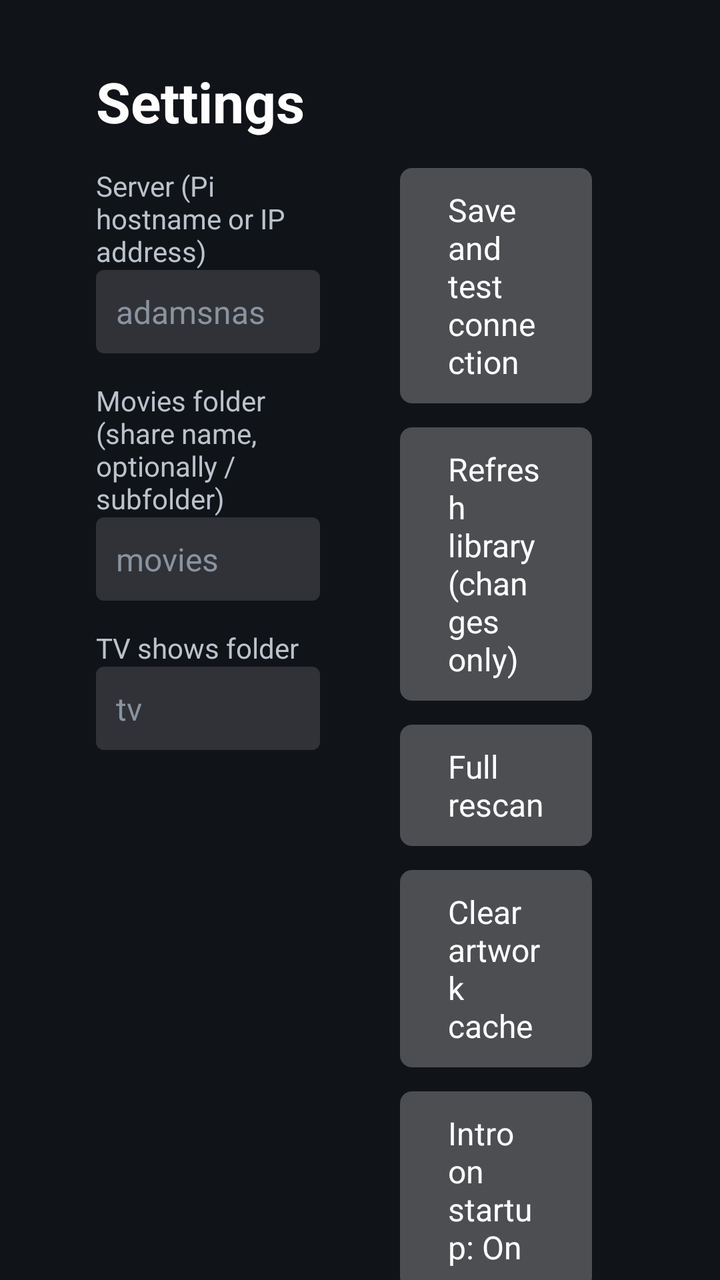
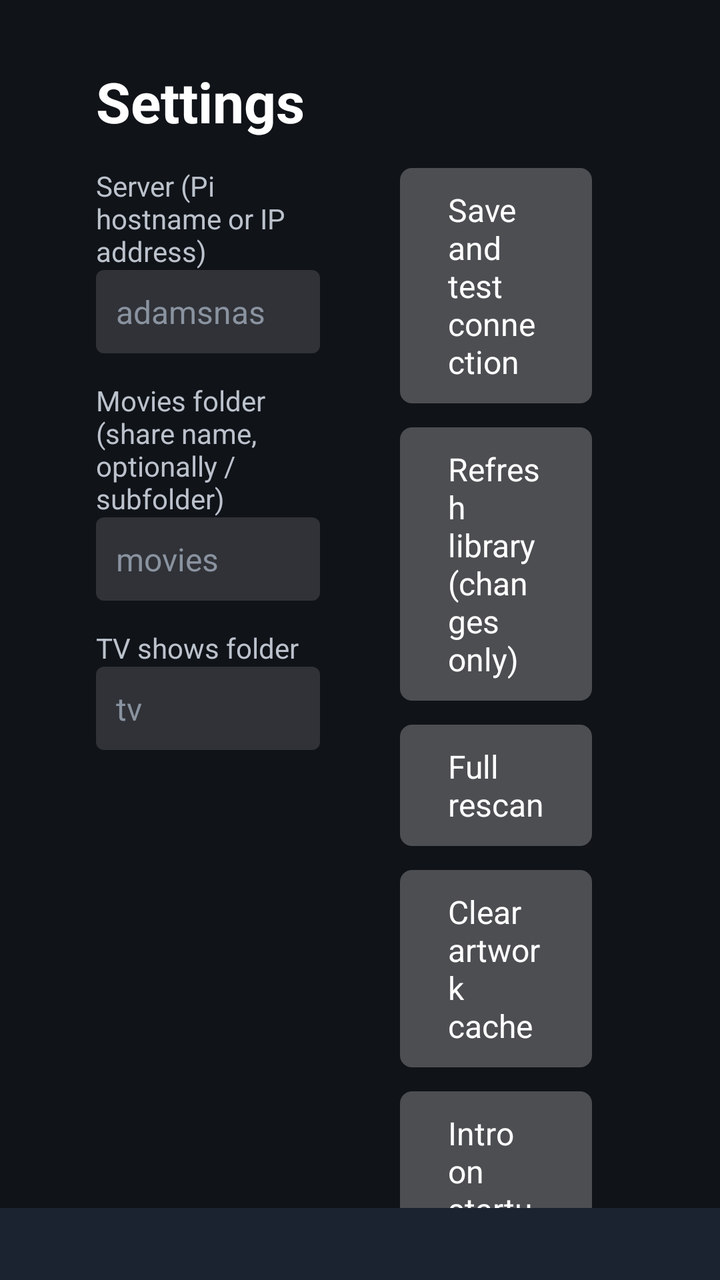

An Android layout rendered at two revisions. The XML below is the earlier revision; the diff shows what the commit changed to produce the second picture.
<!-- AndroidManifest.xml: application theme Theme.RandyFlix -->
<!-- res/layout/activity_settings.xml -->
<?xml version="1.0" encoding="utf-8"?>
<ScrollView xmlns:android="http://schemas.android.com/apk/res/android"
    android:layout_width="match_parent"
    android:layout_height="match_parent"
    android:background="@color/bg">

    <LinearLayout
        android:layout_width="match_parent"
        android:layout_height="wrap_content"
        android:orientation="horizontal"
        android:paddingLeft="48dp"
        android:paddingTop="32dp"
        android:paddingRight="48dp"
        android:paddingBottom="32dp">

        <LinearLayout
            android:layout_width="0dp"
            android:layout_height="wrap_content"
            android:layout_weight="1"
            android:orientation="vertical">

            <TextView
                android:layout_width="wrap_content"
                android:layout_height="wrap_content"
                android:text="Settings"
                android:textColor="@color/text_primary"
                android:textSize="28sp"
                android:textStyle="bold" />

            <TextView style="@style/FieldLabel" android:text="Server (Pi hostname or IP address)" />
            <EditText android:id="@+id/host" style="@style/Field" android:hint="adamsnas" />

            <TextView style="@style/FieldLabel" android:text="Movies folder (share name, optionally /subfolder)" />
            <EditText android:id="@+id/movies" style="@style/Field" android:hint="movies" />

            <TextView style="@style/FieldLabel" android:text="TV shows folder" />
            <EditText android:id="@+id/tv" style="@style/Field" android:hint="tv" />
        </LinearLayout>

        <LinearLayout
            android:layout_width="0dp"
            android:layout_height="wrap_content"
            android:layout_marginStart="40dp"
            android:layout_weight="1"
            android:orientation="vertical"
            android:paddingTop="52dp">

            <Button android:id="@+id/save" style="@style/TvButton" android:layout_marginBottom="12dp" android:text="Save and test connection" />
            <Button android:id="@+id/refresh" style="@style/TvButton" android:layout_marginBottom="12dp" android:text="Refresh library (changes only)" />
            <Button android:id="@+id/full" style="@style/TvButton" android:layout_marginBottom="12dp" android:text="Full rescan" />
            <Button android:id="@+id/clear_images" style="@style/TvButton" android:layout_marginBottom="12dp" android:text="Clear artwork cache" />
            <Button android:id="@+id/intro" style="@style/TvButton" android:layout_marginBottom="12dp" android:text="Intro on startup: On" />

            <TextView
                android:id="@+id/status"
                android:layout_width="match_parent"
                android:layout_height="wrap_content"
                android:layout_marginTop="12dp"
                android:textColor="@color/text_secondary"
                android:textSize="15sp" />

            <TextView
                android:id="@+id/version"
                android:layout_width="wrap_content"
                android:layout_height="wrap_content"
                android:layout_marginTop="20dp"
                android:textColor="@color/text_dim"
                android:textSize="12sp" />
        </LinearLayout>
    </LinearLayout>
</ScrollView>
<!-- resources referenced by this layout -->
<resources>
  <color name="bg">#FF101318</color>
  <color name="text_dim">#FF8A93A0</color>
  <color name="text_primary">#FFFFFFFF</color>
  <color name="text_secondary">#FFBBC2CC</color>
  <style name="Field">
          <item name="android:layout_width">match_parent</item>
          <item name="android:layout_height">wrap_content</item>
          <item name="android:background">@drawable/field_bg</item>
          <item name="android:padding">10dp</item>
          <item name="android:textColor">@color/text_primary</item>
          <item name="android:textColorHint">@color/text_dim</item>
          <item name="android:textSize">16sp</item>
          <item name="android:singleLine">true</item>
          <item name="android:inputType">text</item>
      </style>
  <style name="FieldLabel">
          <item name="android:layout_width">match_parent</item>
          <item name="android:layout_height">wrap_content</item>
          <item name="android:layout_marginTop">14dp</item>
          <item name="android:textColor">@color/text_secondary</item>
          <item name="android:textSize">14sp</item>
      </style>
  <style name="TvButton">
          <item name="android:layout_width">wrap_content</item>
          <item name="android:layout_height">wrap_content</item>
          <item name="android:layout_marginEnd">16dp</item>
          <item name="android:background">@drawable/btn_bg</item>
          <item name="android:textColor">@color/btn_text</item>
          <item name="android:textSize">16sp</item>
          <item name="android:textAllCaps">false</item>
          <item name="android:paddingLeft">24dp</item>
          <item name="android:paddingRight">24dp</item>
          <item name="android:paddingTop">10dp</item>
          <item name="android:paddingBottom">10dp</item>
          <item name="android:minHeight">0dp</item>
          <item name="android:minWidth">0dp</item>
          <item name="android:focusable">true</item>
          <item name="android:stateListAnimator">@null</item>
      </style>
  <style name="Theme.RandyFlix" parent="Theme.Leanback">
          <item name="android:windowBackground">@color/bg</item>
          <item name="android:colorAccent">@color/accent</item>
      </style>
  <!-- drawable field_bg (drawable) -->
  <?xml version="1.0" encoding="utf-8"?>
  <selector xmlns:android="http://schemas.android.com/apk/res/android">
      <item android:state_focused="true">
          <shape android:shape="rectangle">
              <solid android:color="#33FFFFFF" />
              <stroke android:width="2dp" android:color="@color/accent" />
              <corners android:radius="4dp" />
          </shape>
      </item>
      <item>
          <shape android:shape="rectangle">
              <solid android:color="#22FFFFFF" />
              <corners android:radius="4dp" />
          </shape>
      </item>
  </selector>
  <!-- drawable btn_bg (drawable) -->
  <?xml version="1.0" encoding="utf-8"?>
  <selector xmlns:android="http://schemas.android.com/apk/res/android">
      <item android:state_focused="true">
          <shape android:shape="rectangle">
              <solid android:color="@color/accent" />
              <corners android:radius="6dp" />
          </shape>
      </item>
      <item>
          <shape android:shape="rectangle">
              <solid android:color="#40FFFFFF" />
              <corners android:radius="6dp" />
          </shape>
      </item>
  </selector>
  <color name="accent">#FFF5A623</color>
</resources>

<!-- the commit's change to res/layout/activity_settings.xml (unified diff, before → after) -->
@@ -1,8 +1,14 @@
 <?xml version="1.0" encoding="utf-8"?>
-<ScrollView xmlns:android="http://schemas.android.com/apk/res/android"
+<LinearLayout xmlns:android="http://schemas.android.com/apk/res/android"
     android:layout_width="match_parent"
     android:layout_height="match_parent"
-    android:background="@color/bg">
+    android:background="@color/bg"
+    android:orientation="vertical">
+
+<ScrollView
+    android:layout_width="match_parent"
+    android:layout_height="0dp"
+    android:layout_weight="1">
 
     <LinearLayout
         android:layout_width="match_parent"
@@ -42,8 +48,15 @@
             android:layout_height="wrap_content"
             android:layout_marginStart="40dp"
             android:layout_weight="1"
-            android:orientation="vertical"
-            android:paddingTop="52dp">
+            android:orientation="vertical">
+
+            <TextView
+                android:id="@+id/version"
+                android:layout_width="match_parent"
+                android:layout_height="52dp"
+                android:gravity="end|center_vertical"
+                android:textColor="@color/text_dim"
+                android:textSize="12sp" />
 
             <Button android:id="@+id/save" style="@style/TvButton" android:layout_marginBottom="12dp" android:text="Save and test connection" />
             <Button android:id="@+id/refresh" style="@style/TvButton" android:layout_marginBottom="12dp" android:text="Refresh library (changes only)" />
@@ -51,21 +64,24 @@
             <Button android:id="@+id/clear_images" style="@style/TvButton" android:layout_marginBottom="12dp" android:text="Clear artwork cache" />
             <Button android:id="@+id/intro" style="@style/TvButton" android:layout_marginBottom="12dp" android:text="Intro on startup: On" />
 
-            <TextView
-                android:id="@+id/status"
-                android:layout_width="match_parent"
-                android:layout_height="wrap_content"
-                android:layout_marginTop="12dp"
-                android:textColor="@color/text_secondary"
-                android:textSize="15sp" />
-
-            <TextView
-                android:id="@+id/version"
-                android:layout_width="wrap_content"
-                android:layout_height="wrap_content"
-                android:layout_marginTop="20dp"
-                android:textColor="@color/text_dim"
-                android:textSize="12sp" />
         </LinearLayout>
     </LinearLayout>
 </ScrollView>
+
+    
+    <TextView
+        android:id="@+id/status"
+        android:layout_width="match_parent"
+        android:layout_height="wrap_content"
+        android:background="@color/brand"
+        android:ellipsize="end"
+        android:maxLines="3"
+        android:minHeight="36dp"
+        android:gravity="center_vertical"
+        android:paddingLeft="48dp"
+        android:paddingTop="8dp"
+        android:paddingRight="48dp"
+        android:paddingBottom="8dp"
+        android:textColor="@color/text_secondary"
+        android:textSize="14sp" />
+</LinearLayout>
<!-- resource entries referenced after the edit -->
@@ -1,6 +1,7 @@
 <!-- resources referenced by this layout -->
 <resources>
   <color name="bg">#FF101318</color>
+  <color name="brand">#FF1B2230</color>
   <color name="text_dim">#FF8A93A0</color>
   <color name="text_primary">#FFFFFFFF</color>
   <color name="text_secondary">#FFBBC2CC</color>
